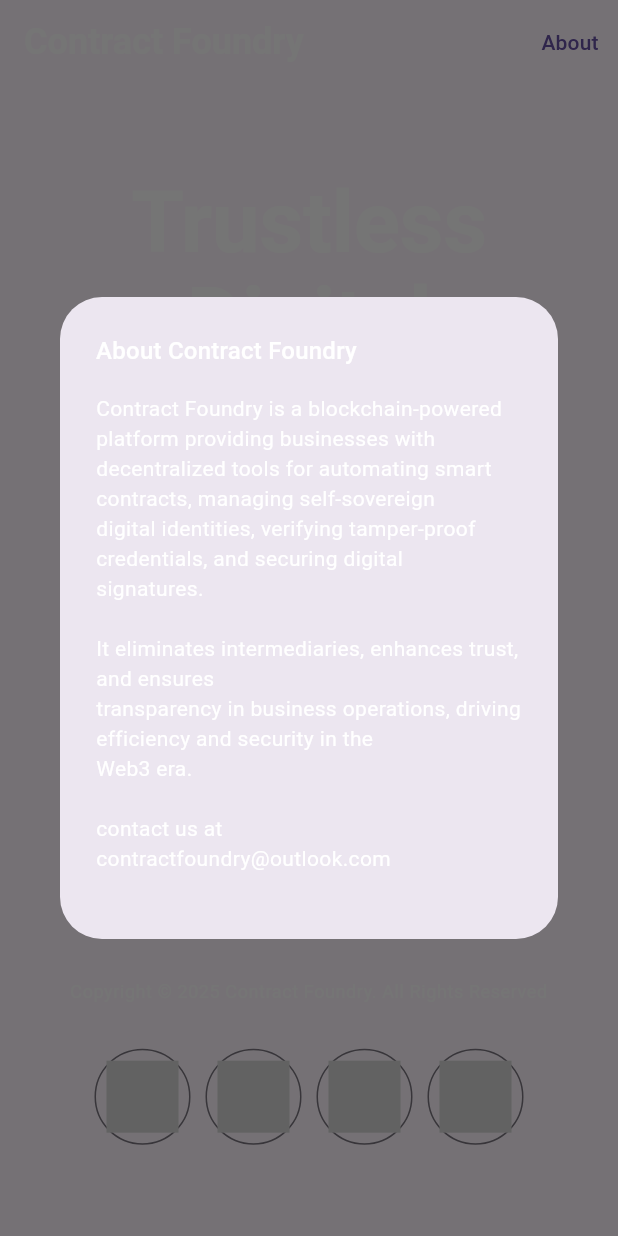
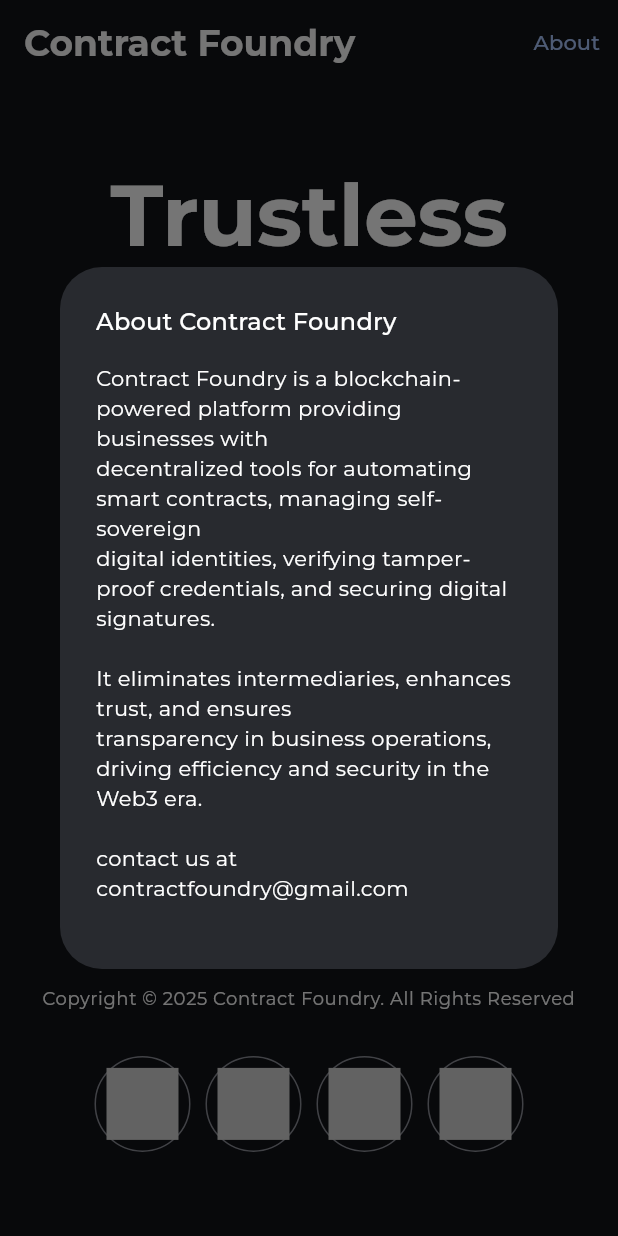
Before and after one commit to hassan-qasemi/contract_foundry_landing, a Flutter app: the screen it shows after launch, after a tap on "About", on a phone screen of 412 x 824 dp. Run offline on Flutter 3.47's test engine with Material 3 defaults, Android fonts, the phone set to English and light mode, and no system bars; our stand-ins replace google_fonts; missing offline and left inert: iconify_flutter.

Commit message:
change the email and  wp addr string

```diff
--- a/lib/config.dart
+++ b/lib/config.dart
@@ -1,6 +1,6 @@
 class Links {
   static final String whitePaperLink =
-      'https://drive.google.com/file/d/1jGJyat2qTO2pyK492HTtzy1bFCBsmF6i/view?usp=sharing';
+      'https://drive.google.com/file/d/17MFv04f8Opt5IYMbbNq2YCV-EvjoYDcJ/view?usp=sharing';
   static final String waitlistLink =
       'https://contract-foundry-beta.my.canva.site/';
   static final String xLink = 'https://twitter.com/contractfoundry';
--- a/lib/landing_page_view/contact_me_button.dart
+++ b/lib/landing_page_view/contact_me_button.dart
@@ -43,5 +43,5 @@ It eliminates intermediaries, enhances trust, and ensures
 transparency in business operations, driving efficiency and security in the
 Web3 era.
 
-contact us at contractfoundry@outlook.com
+contact us at contractfoundry@gmail.com
  ''';
--- a/lib/main.dart
+++ b/lib/main.dart
@@ -24,6 +24,7 @@ class LandingPage extends StatelessWidget {
   Widget build(BuildContext context) {
     return MaterialApp(
       title: 'Contract Foundry',
+      themeMode: ThemeMode.dark,
       darkTheme: ThemeData(
           useMaterial3: true,
           colorScheme: MaterialTheme.darkScheme(),
```
Also changed, not shown: 1 other file.
